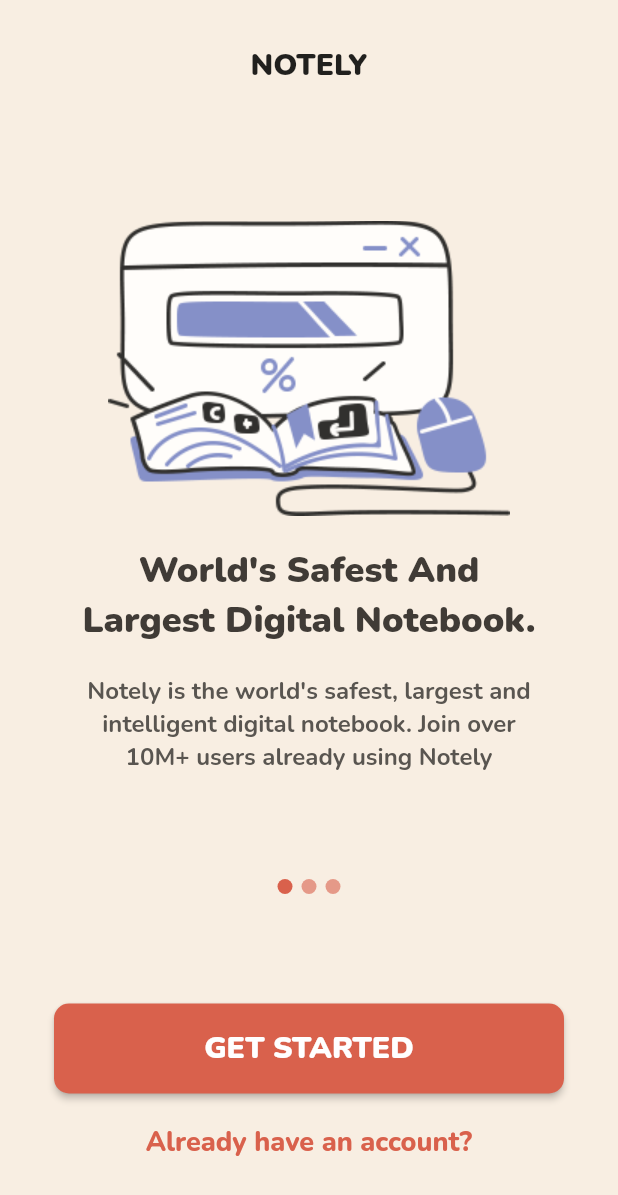
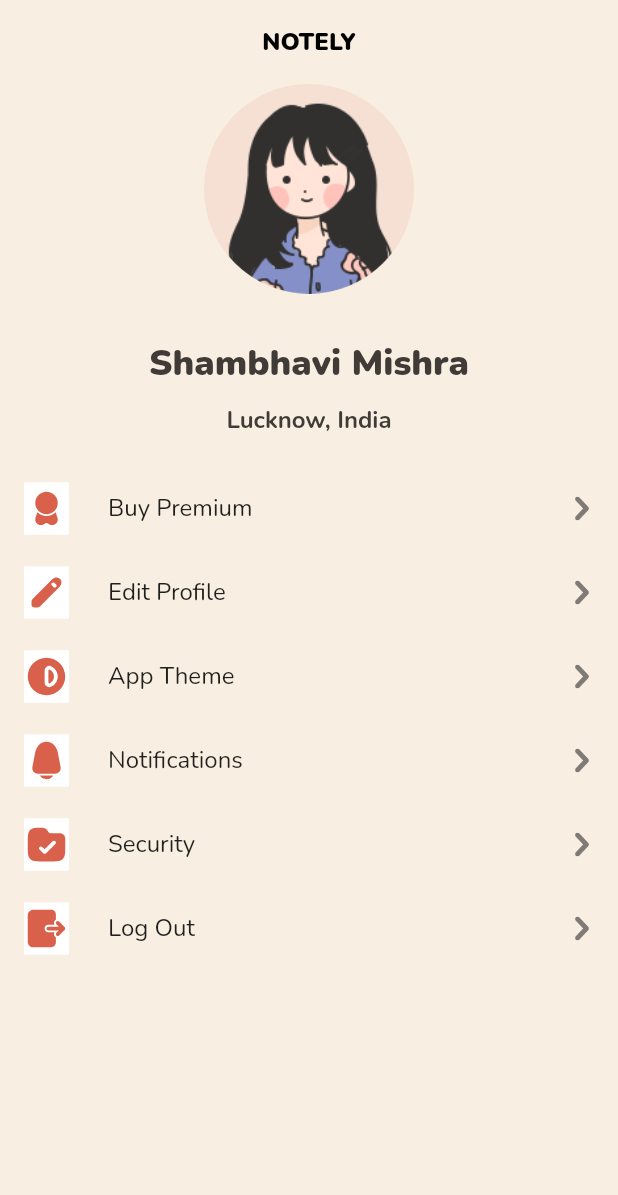
Before and after one commit to mercyjae/notely, a Flutter app: the screen it shows after launch, on a phone screen of 412 x 824 dp. Shown: the top 1195 px of the screen. Run offline on Flutter 3.47's test engine with Material 2 defaults, Android fonts, the phone set to English and light mode, and no system bars; our stand-ins replace flutter_svg, google_fonts.

Commit message:
profile screen done

```diff
--- a/lib/main.dart
+++ b/lib/main.dart
@@ -1,5 +1,7 @@
 import 'package:flutter/material.dart';
+import 'package:notely/screens/note_creation.dart';
 import 'package:notely/screens/onboarding_screen.dart';
+import 'package:notely/screens/profile_screen.dart';
 
 void main() {
   runApp(const MyApp());
@@ -22,6 +24,6 @@ class MyApp extends StatelessWidget {
             secondary: const Color(0xFFD9614C),
           ),
         ),
-        home: const OnboardingScreen());
+        home: const ProfileScreen());
   }
 }
--- /dev/null
+++ b/lib/screens/profile_screen.dart
@@ -0,0 +1,111 @@
+import 'package:flutter/material.dart';
+import 'package:flutter_svg/flutter_svg.dart';
+import 'package:google_fonts/google_fonts.dart';
+
+class ProfileScreen extends StatefulWidget {
+  const ProfileScreen({Key? key}) : super(key: key);
+
+  @override
+  State<ProfileScreen> createState() => _ProfileScreenState();
+}
+
+class _ProfileScreenState extends State<ProfileScreen> {
+  @override
+  Widget build(BuildContext context) {
+    return Scaffold(
+      appBar: AppBar(
+        title: Text(
+          'NOTELY',
+          style: GoogleFonts.nunito(
+              fontSize: 16, fontWeight: FontWeight.w900, color: Colors.black),
+        ),
+        centerTitle: true,
+        backgroundColor: Colors.transparent,
+        elevation: 0,
+      ),
+      body: Center(
+        child: Column(children: [
+          CircleAvatar(
+            radius: 70,
+            backgroundColor: const Color(0xFFD9614C).withOpacity(0.1),
+            backgroundImage: const AssetImage('assets/images/mask.png'),
+          ),
+          const SizedBox(
+            height: 30,
+          ),
+          const Text(
+            "Shambhavi Mishra",
+            style: TextStyle(
+              fontSize: 24,
+              fontWeight: FontWeight.w900,
+              color: Color(0xFF403B36),
+            ),
+          ),
+          const SizedBox(
+            height: 10,
+          ),
+          const Text("Lucknow, India",
+              style: TextStyle(
+                fontSize: 16,
+                fontWeight: FontWeight.w700,
+                color: Color(0xFF403B36),
+              )),
+          const SizedBox(
+            height: 20,
+          ),
+          const ProfileTile(
+            image: 'assets/icons/buy.svg',
+            title: 'Buy Premium',
+          ),
+          const ProfileTile(
+            image: 'assets/icons/edit.svg',
+            title: 'Edit Profile',
+          ),
+          const ProfileTile(
+            image: 'assets/icons/theme.svg',
+            title: 'App Theme',
+          ),
+          const ProfileTile(
+            image: 'assets/icons/bell.svg',
+            title: 'Notifications',
+          ),
+          const ProfileTile(
+            image: 'assets/icons/security.svg',
+            title: 'Security',
+          ),
+          const ProfileTile(
+            image: 'assets/icons/logout.svg',
+            title: 'Log Out',
+          ),
+        ]),
+      ),
+    );
+  }
+}
+
+class ProfileTile extends StatelessWidget {
+  final String image;
+  final String title;
+  const ProfileTile({
+    Key? key,
+    required this.image,
+    required this.title,
+  }) : super(key: key);
+
+  @override
+  Widget build(BuildContext context) {
+    return ListTile(
+      leading: Container(
+          height: 35,
+          width: 30,
+          decoration: const BoxDecoration(color: Colors.white),
+          child: SvgPicture.asset(
+            image,
+          )),
+      title: Text(title),
+      trailing: SvgPicture.asset(
+        'assets/icons/arrow_left.svg',
+      ),
+    );
+  }
+}
--- a/pubspec.yaml
+++ b/pubspec.yaml
@@ -35,6 +35,7 @@ dependencies:
   # Use with the CupertinoIcons class for iOS style icons.
   cupertino_icons: ^1.0.2
   google_fonts: ^3.0.1
+  flutter_svg: ^1.1.4
 
 dev_dependencies:
   flutter_test:
@@ -61,6 +62,7 @@ flutter:
   # To add assets to your application, add an assets section, like this:
   assets:
     - assets/images/
+    - assets/icons/
   #   - images/a_dot_ham.jpeg
 
   # An image asset can refer to one or more resolution-specific "variants", see
```
Also changed, not shown: lib/screens/note_creation.dart (added, +80 -0 lines), assets/icons/arrow_left.svg (added), assets/icons/bell.svg (added), assets/icons/buy.svg (added), assets/icons/edit.svg (added), assets/icons/logout.svg (added), assets/icons/security.svg (added), assets/icons/theme.svg (added), assets/images/align_left.png (added), assets/images/mask.png (added), assets/images/note.png (added), assets/images/search.png (added), pubspec.lock.
